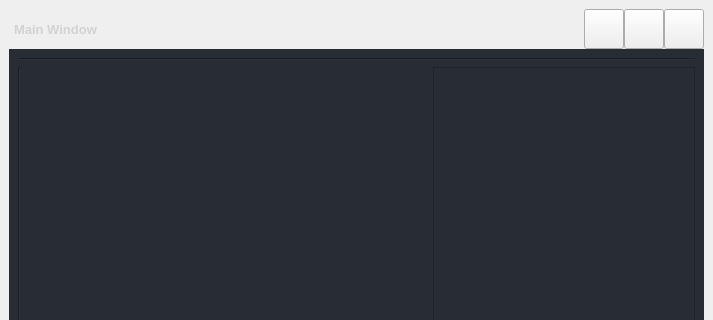
The window that src/ui/pyside_ui/forms/main_window.ui (DariuszMak/fullstack-python-app) describes before a commit, drawn with Qt 5; both pictures show x 0 to 713 and y 0 to 320 of the 713 by 752 pixel window.
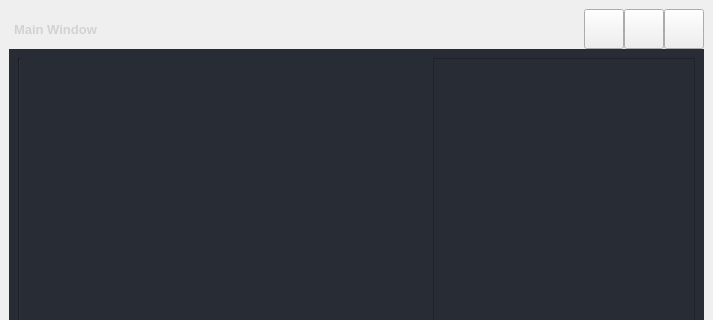
The same window after the commit. Icons and pictures are not drawn.

Commit message: remove unused line

Diff of the .ui file:
```diff
--- a/src/ui/pyside_ui/forms/main_window.ui
+++ b/src/ui/pyside_ui/forms/main_window.ui
@@ -403,13 +403,6 @@
                           <enum>QFrame::Shadow::Raised</enum>
                         </property>
                         <layout class="QVBoxLayout" name="verticalLayout_3">
-                          <item>
-                            <widget class="Line" name="line_2">
-                              <property name="orientation">
-                                <enum>Qt::Orientation::Horizontal</enum>
-                              </property>
-                            </widget>
-                          </item>
                           <item>
                             <layout class="QHBoxLayout" name="horizontalLayout_6">
                               <item>
@@ -506,7 +499,7 @@
                                         <x>0</x>
                                         <y>0</y>
                                         <width>254</width>
-                                        <height>607</height>
+                                        <height>616</height>
                                       </rect>
                                     </property>
                                     <layout class="QVBoxLayout" name="weatherScoreContainerLayout"/>
```
